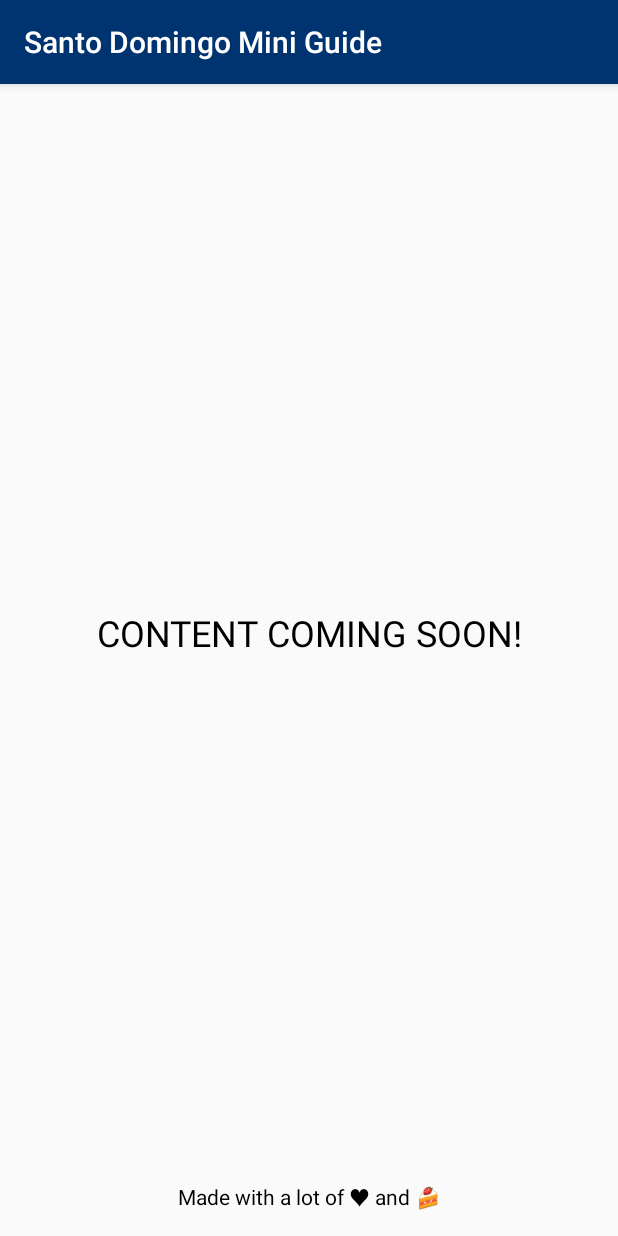
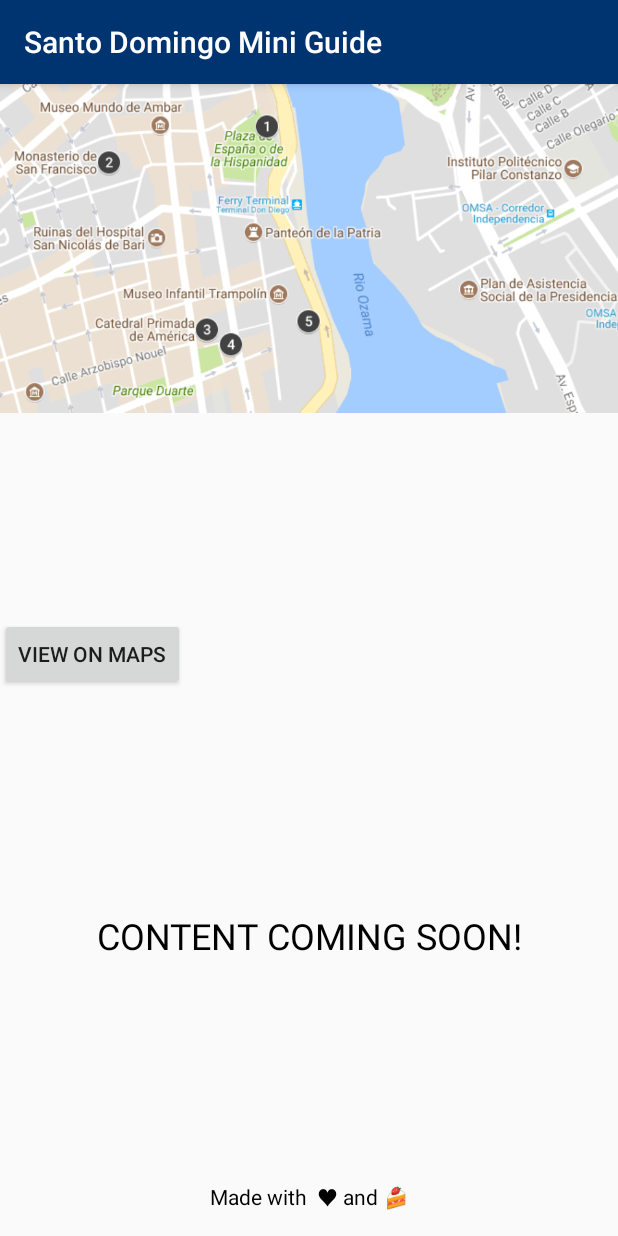
Before and after one commit to marielexoteria/Santo-Domingo-Mini-Guide, an Android app: the TouristGuide screen opened directly, with no data from a screen before it, on a phone screen of 412 x 824 dp. Run offline under Robolectric (Android 15) with nearby library versions, the phone set to English and light mode, and no system bars.

Commit message:
Made custom class and added functionality to open Google Maps on click

```diff
--- a/app/src/main/java/com/example/android/sdminiguide/TouristGuide.java
+++ b/app/src/main/java/com/example/android/sdminiguide/TouristGuide.java
@@ -1,10 +1,14 @@
 package com.example.android.sdminiguide;
 
+import android.content.Intent;
+import android.net.Uri;
 import android.support.v7.app.AppCompatActivity;
 import android.os.Bundle;
+import android.view.View;
+import android.widget.Button;
 import android.widget.TextView;
 
-public class TouristGuide extends AppCompatActivity {
+public class TouristGuide extends AppCompatActivity implements View.OnClickListener {
 
     @Override
     protected void onCreate(Bundle savedInstanceState) {
@@ -15,6 +19,9 @@ public class TouristGuide extends AppCompatActivity {
         TextView contentGoesHere = (TextView) findViewById(R.id.content_goes_here);
         contentGoesHere.setText("Content coming soon!");
 
+        //Trying out opening G Maps with an intent - initializing button view
+        Button viewOnMaps = (Button) findViewById(R.id.view_on_maps);
+        viewOnMaps.setOnClickListener(this);
 
         // *** Beginning of Footer section ***
 
@@ -38,6 +45,24 @@ public class TouristGuide extends AppCompatActivity {
         // *** End of Footer section ***
     }
 
+    //Trying out opening G Maps with an intent
+    //PONER LA INFO EN OTRO ARCHIVO SI PUEDO!
+    //From https://developers.google.com/maps/documentation/urls/android-intents (intent requests +
+    // location search)
+    public void onClick(View view) {
+        Uri gmmIntentUri = Uri.parse("geo:0,0?q=Alcázar de Colón, Santo+Domingo, Dominican+Republic");
+        //The official documentation says that coords are not necessary when passing an address,
+        //but just to make sure that the location pin will be at the right place I could do
+        //this geo:18.477567,-69.882681?q=Alcázar de Colón, Santo+Domingo, Dominican+Republic
+        Intent mapIntent = new Intent(Intent.ACTION_VIEW, gmmIntentUri);
+        mapIntent.setPackage("com.google.android.apps.maps");
+        if (mapIntent.resolveActivity(getPackageManager()) != null) {
+            startActivity(mapIntent);
+        }
+
+
+    }
+
     /*
      * Function that returns an emoji as a string to display it in the footer
      * without needing to use a Drawable resource
--- a/app/src/main/res/layout/activity_tourist_guide.xml
+++ b/app/src/main/res/layout/activity_tourist_guide.xml
@@ -9,12 +9,25 @@
     android:orientation="vertical"
     tools:context=".TouristGuide">
 
+    <ImageView
+        android:id="@+id/map_sights"
+        android:layout_width="match_parent"
+        android:layout_height="wrap_content"
+        android:scaleType="fitStart"
+        android:src="@drawable/map_sights" />
+
+    <Button
+        android:layout_width="wrap_content"
+        android:layout_height="wrap_content"
+        android:id="@+id/view_on_maps"
+        android:text="View on maps"/>
+
     <TextView
         android:id="@+id/content_goes_here"
         android:layout_width="match_parent"
         android:layout_height="0dp"
+        android:text=""
         android:layout_weight="1"
-        android:text=""
         android:textAllCaps="true"
         android:textSize="@dimen/title_text_size"
         android:gravity="center"
--- a/app/src/main/res/values/strings.xml
+++ b/app/src/main/res/values/strings.xml
@@ -13,7 +13,7 @@
     <!-- Beginning of strings used in activity_tourist_guide.xml -->
 
     <!-- Footer section -->
-    <string name="footer_part_1">Made with a lot of\u0020</string>
+    <string name="footer_part_1">Made with \u0020</string>
     <string name="footer_part_2">\u0020and\u0020</string>
     <!-- End of strings used in activity_tourist_guide.xml -->
 
```
Also changed, not shown: app/src/main/java/com/example/android/sdminiguide/TouristTips.java (added, +107 -0 lines), app/src/main/res/values/infos.xml (added, +26 -0 lines), app/src/main/res/drawable/map_sights.png (added), app/src/main/res/drawable/sd_cropped_landscape.png (deleted), app/src/main/res/drawable/sd_cropped_portrait.png (deleted).
